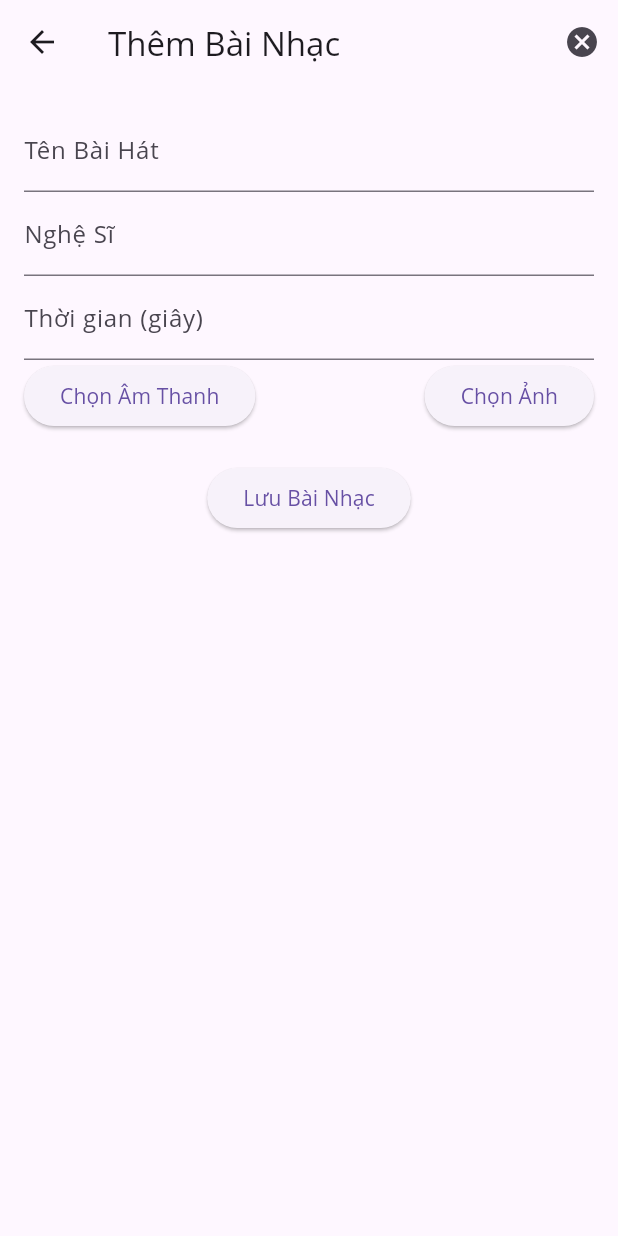
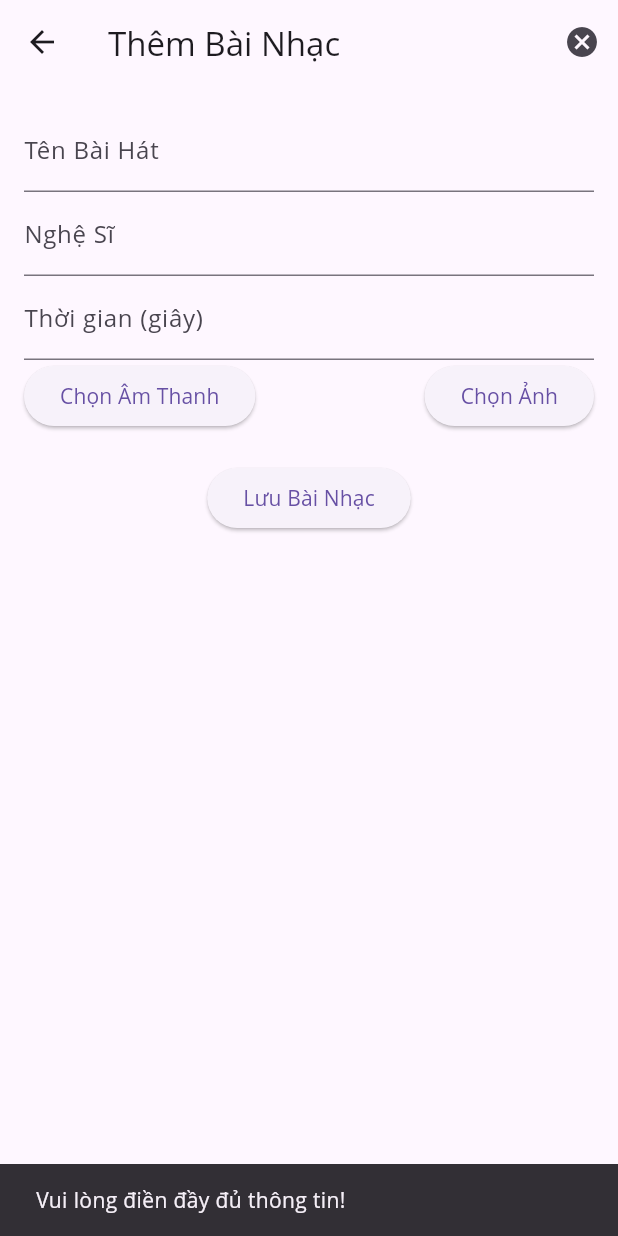
Before and after one commit to Bancutewa/mp3_clone_flutter, a Flutter app: the AddMusicScreen screen opened by its route, after a tap on "Lưu Bài Nhạc", on a phone screen of 412 x 824 dp. Run offline on Flutter 3.47's test engine with Material 3 defaults, Android fonts, the phone set to English and light mode, and no system bars; our stand-ins replace audioplayers, cached_network_image, charts_flutter, cloud_firestore, firebase_auth, firebase_core and 2 more; missing offline and left inert: dart:html; accounts and stored records are empty; Roboto replaces fonts that are missing (Open Sans).

Commit message:
hát được rồi

```diff
--- a/lib/pages/explorer_page.dart
+++ b/lib/pages/explorer_page.dart
@@ -11,7 +11,7 @@ class ExplorerPage extends StatelessWidget {
 
   @override
   Widget build(BuildContext context) {
-    var fourPlaylists = PlaylistProvider.instance.list.sublist(0, 4);
+    var fourPlaylists = PlaylistProvider.instance.list.sublist(0);
 
     return Padding(
       padding: EdgeInsets.only(top: MediaQuery.of(context).padding.top),
--- a/lib/screens/admin/widgets/add_music_screen.dart
+++ b/lib/screens/admin/widgets/add_music_screen.dart
@@ -1,12 +1,9 @@
-import 'dart:io';
+import 'dart:html' as html;
 import 'package:flutter/material.dart';
 import 'package:firebase_storage/firebase_storage.dart';
-import 'package:image_picker/image_picker.dart';
 import 'package:mp3_clone/models/music.dart';
 import 'package:mp3_clone/providers/music_provider.dart';
-import 'package:path/path.dart';
 import 'package:cloud_firestore/cloud_firestore.dart';
-import 'dart:html' as html;
 
 class AddMusicScreen extends StatefulWidget {
   static const routeName = '/add-music';
@@ -21,61 +18,50 @@ class _AddMusicScreenState extends State<AddMusicScreen> {
   final _titleController = TextEditingController();
   final _artistsController = TextEditingController();
   final _durationController = TextEditingController();
-  File? _audioFile;
-  File? _imageFile;
+
+  html.File? _audioFile;
+  html.File? _imageFile;
 
   bool _isLoading = false;
 
-  // Chọn file âm thanh (Web)
   Future<void> _pickAudioFile() async {
     final html.FileUploadInputElement input = html.FileUploadInputElement()
-      ..accept = 'audio/*'; // Chỉ chấp nhận file âm thanh
+      ..accept = 'audio/*';
     input.click();
 
-    input.onChange.listen((e) async {
+    input.onChange.listen((e) {
       final files = input.files;
-      if (files!.isEmpty) return;
-      final file = files[0];
-      final reader = html.FileReader();
-      reader.readAsArrayBuffer(file); // Đọc file âm thanh dưới dạng ArrayBuffer
-      reader.onLoadEnd.listen((e) {
+      if (files != null && files.isNotEmpty) {
         setState(() {
-          _audioFile = File(file.name); // Lưu tên file
+          _audioFile = files[0];
         });
-      });
+      }
     });
   }
 
-  // Chọn file hình ảnh (Web)
   Future<void> _pickImageFile() async {
     final html.FileUploadInputElement input = html.FileUploadInputElement()
-      ..accept = 'image/*'; // Chỉ chấp nhận file ảnh
+      ..accept = 'image/*';
     input.click();
 
-    input.onChange.listen((e) async {
+    input.onChange.listen((e) {
       final files = input.files;
-      if (files!.isEmpty) return;
-      final file = files[0];
-      final reader = html.FileReader();
-      reader.readAsDataUrl(file); // Đọc file hình ảnh dưới dạng DataURL
-      reader.onLoadEnd.listen((e) {
+      if (files != null && files.isNotEmpty) {
         setState(() {
-          _imageFile = File(file.name); // Lưu tên file
+          _imageFile = files[0];
         });
-      });
+      }
     });
   }
 
-  // Tải lên nhạc và hình ảnh lên Firebase
   Future<void> _uploadMusic() async {
+    // Kiểm tra các trường nhập
     if (_titleController.text.isEmpty ||
         _artistsController.text.isEmpty ||
         _audioFile == null ||
         _imageFile == null ||
         _durationController.text.isEmpty) {
-      ScaffoldMessenger.of(context as BuildContext).showSnackBar(SnackBar(
-        content: Text('Vui lòng điền đầy đủ thông tin!'),
-      ));
+      _showSnackBar('Vui lòng điền đầy đủ thông tin!');
       return;
     }
 
@@ -84,50 +70,52 @@ class _AddMusicScreenState extends State<AddMusicScreen> {
     });
 
     try {
-      // Tải lên file âm thanh lên Firebase Storage
-      final audioFileName = basename(_audioFile!.path);
+      // Tải lên file âm thanh
+      final audioFileName = _audioFile!.name;
       final audioUploadTask = FirebaseStorage.instance
           .ref('audioFiles/$audioFileName')
-          .putFile(_audioFile!);
+          .putBlob(_audioFile!);
       final audioDownloadUrl =
           await (await audioUploadTask).ref.getDownloadURL();
 
-      // Tải lên hình ảnh lên Firebase Storage
-      final imageFileName = basename(_imageFile!.path);
+      // Tải lên hình ảnh
+      final imageFileName = _imageFile!.name;
       final imageUploadTask = FirebaseStorage.instance
           .ref('imageFiles/$imageFileName')
-          .putFile(_imageFile!);
+          .putBlob(_imageFile!);
       final imageDownloadUrl =
           await (await imageUploadTask).ref.getDownloadURL();
 
-      // Lưu dữ liệu vào Firestore
+      // Tạo đối tượng nhạc mới
       final newMusic = Music(
-        id: '', // ID có thể tạo sau khi lưu vào Firestore
+        id: '',
         title: _titleController.text,
         artists: _artistsController.text,
-        imageUrl: imageDownloadUrl, // Lưu URL hình ảnh
-        thumbnailUrl: imageDownloadUrl, // Lưu URL hình ảnh cho thumbnail
-        audioUrl: audioDownloadUrl, // Lưu URL âm thanh
+        imageUrl: imageDownloadUrl,
+        thumbnailUrl: imageDownloadUrl,
+        audioUrl: audioDownloadUrl,
         duration: int.parse(_durationController.text),
       );
 
-      // Gọi phương thức addMusic của provider
+      // Thêm nhạc
       await MusicProvider.instance.addMusic(newMusic);
 
-      ScaffoldMessenger.of(context as BuildContext).showSnackBar(SnackBar(
-        content: Text('Thêm bài nhạc thành công!'),
-      ));
-
-      Navigator.of(context as BuildContext).pop();
+      _showSnackBar('Thêm bài nhạc thành công!');
+      Navigator.of(context).pop();
     } catch (error) {
-      ScaffoldMessenger.of(context as BuildContext).showSnackBar(SnackBar(
-        content: Text('Có lỗi xảy ra, vui lòng thử lại.'),
-      ));
+      _showSnackBar('Có lỗi xảy ra, vui lòng thử lại.');
     } finally {
       setState(() {
         _isLoading = false;
       });
     }
+  }
+
+  // Phương thức riêng để hiển thị SnackBar
+  void _showSnackBar(String message) {
+    ScaffoldMessenger.of(context).showSnackBar(
+      SnackBar(content: Text(message)),
+    );
   }
 
   @override
@@ -137,9 +125,7 @@ class _AddMusicScreenState extends State<AddMusicScreen> {
         title: const Text('Thêm Bài Nhạc'),
         actions: [
           IconButton(
-            onPressed: () {
-              Navigator.of(context).pop();
-            },
+            onPressed: () => Navigator.of(context).pop(),
             icon: const Icon(Icons.cancel),
           ),
         ],
@@ -178,10 +164,10 @@ class _AddMusicScreenState extends State<AddMusicScreen> {
               ),
               _audioFile == null
                   ? const SizedBox.shrink()
-                  : Text('File Âm Thanh: ${_audioFile!.path}'),
+                  : Text('File Âm Thanh: ${_audioFile!.name}'),
               _imageFile == null
                   ? const SizedBox.shrink()
-                  : Text('File Hình Ảnh: ${_imageFile!.path}'),
+                  : Text('File Hình Ảnh: ${_imageFile!.name}'),
               const SizedBox(height: 20),
               ElevatedButton(
                 onPressed: _isLoading ? null : _uploadMusic,
```
